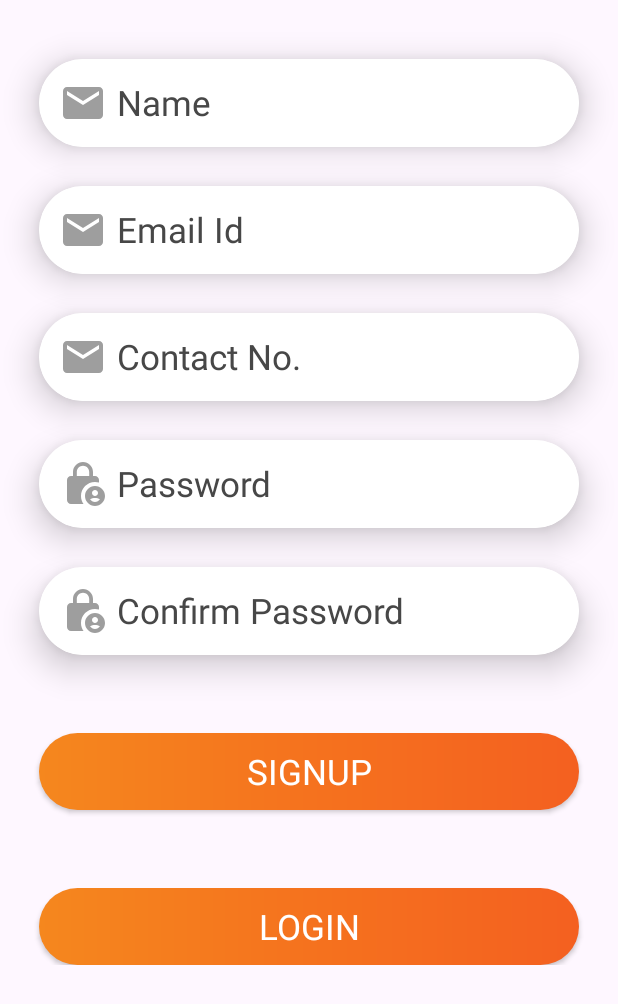
After one commit to sahetu/Internship_45d_Batch2, an Android app: the SignupActivity screen opened directly, with no data from a screen before it, on a phone screen of 412 x 824 dp. The commit adds this screen. Shown: the top 1004 px of the screen. Run offline under Robolectric (Android 15) with nearby library versions, the phone set to English and light mode, and no system bars; our stand-ins replace sdp/ssp sizes; Roboto replaces fonts that are not available here.

Commit message:
1st Aug Updated Code

```diff
--- /dev/null
+++ b/app/src/main/java/internship/batch2/SignupActivity.java
@@ -0,0 +1,81 @@
+package internship.batch2;
+
+import androidx.appcompat.app.AppCompatActivity;
+
+import android.os.Bundle;
+import android.view.View;
+import android.widget.Button;
+import android.widget.EditText;
+
+public class SignupActivity extends AppCompatActivity {
+
+    Button login,signup;
+    EditText name,email,contact, password,confirmPassword;
+
+    String emailPattern = "[a-zA-Z0-9._-]+@[a-z]+\\.+[a-z]+";
+
+    @Override
+    protected void onCreate(Bundle savedInstanceState) {
+        super.onCreate(savedInstanceState);
+        setContentView(R.layout.activity_signup);
+        login = findViewById(R.id.signup_login);
+
+        name = findViewById(R.id.signup_name);
+        email = findViewById(R.id.signup_email);
+        contact = findViewById(R.id.signup_contact);
+        password = findViewById(R.id.signup_password);
+        confirmPassword = findViewById(R.id.signup_confirm_password);
+
+        signup = findViewById(R.id.signup_signup);
+
+        login.setOnClickListener(new View.OnClickListener() {
+            @Override
+            public void onClick(View view) {
+                onBackPressed();
+            }
+        });
+
+        signup.setOnClickListener(new View.OnClickListener() {
+            @Override
+            public void onClick(View view) {
+                if(name.getText().toString().trim().equals("")){
+                    name.setError("Name Required");
+                }
+                else if (email.getText().toString().trim().equals("")) {
+                    email.setError("Email Id Required");
+                }
+                else if(!email.getText().toString().trim().matches(emailPattern)){
+                    email.setError("Invalid EMail Id");
+                }
+                else if(contact.getText().toString().trim().equals("")){
+                    contact.setError("Contact No. Required");
+                }
+                else if(contact.getText().toString().trim().length()<10){
+                    contact.setError("Valid Contact No. Required");
+                }
+                else if (password.getText().toString().trim().equals("")) {
+                    password.setError("Password Required");
+                }
+                else if (password.getText().toString().trim().length()<6) {
+                    password.setError("Min. 6 Char Password Required");
+                }
+                else if (confirmPassword.getText().toString().trim().equals("")) {
+                    confirmPassword.setError("Confirm Password Required");
+                }
+                else if (confirmPassword.getText().toString().trim().length()<6) {
+                    confirmPassword.setError("Min. 6 Char Confirm Password Required");
+                }
+                else if(!confirmPassword.getText().toString().trim().matches(password.getText().toString().trim())){
+                    confirmPassword.setError("Confirm Password Does Not Match");
+                }
+                else {
+                    System.out.println("Signup Successfully\nEmail:" + email.getText().toString() + "\nPassword:" + password.getText().toString());
+                    new CommonMethod(SignupActivity.this, "Signup Successfully");
+                    new CommonMethod(view,"Signup Successfully");
+                    //new CommonMethod(SignupActivity.this, HomeActivity.class);
+                    onBackPressed();
+                }
+            }
+        });
+    }
+}
--- /dev/null
+++ b/app/src/main/res/layout/activity_signup.xml
@@ -0,0 +1,155 @@
+<?xml version="1.0" encoding="utf-8"?>
+<ScrollView xmlns:android="http://schemas.android.com/apk/res/android"
+    xmlns:app="http://schemas.android.com/apk/res-auto"
+    xmlns:tools="http://schemas.android.com/tools"
+    android:layout_width="match_parent"
+    android:layout_height="match_parent"
+    tools:context=".MainActivity">
+
+    <RelativeLayout
+        android:layout_width="match_parent"
+        android:layout_height="match_parent">
+
+        <androidx.cardview.widget.CardView
+            android:id="@+id/signup_name_card"
+            android:layout_width="match_parent"
+            android:layout_height="wrap_content"
+            android:layout_marginHorizontal="@dimen/_20sdp"
+            android:layout_marginTop="@dimen/_30sdp"
+            app:cardCornerRadius="@dimen/_50sdp"
+            app:cardElevation="@dimen/_10sdp">
+
+            <EditText
+                android:id="@+id/signup_name"
+                style="@style/edit_18"
+                android:layout_width="match_parent"
+                android:layout_height="wrap_content"
+                android:background="@color/white"
+                android:drawableLeft="@drawable/email"
+                android:drawablePadding="@dimen/_5sdp"
+                android:hint="Name"
+                android:inputType="textPersonName"
+                android:padding="@dimen/_10sdp" />
+
+        </androidx.cardview.widget.CardView>
+
+        <androidx.cardview.widget.CardView
+            android:id="@+id/signup_email_card"
+            android:layout_width="match_parent"
+            android:layout_height="wrap_content"
+            android:layout_below="@id/signup_name_card"
+            android:layout_marginHorizontal="@dimen/_20sdp"
+            android:layout_marginTop="@dimen/_20sdp"
+            app:cardCornerRadius="@dimen/_50sdp"
+            app:cardElevation="@dimen/_10sdp">
+
+            <EditText
+                android:id="@+id/signup_email"
+                style="@style/edit_18"
+                android:layout_width="match_parent"
+                android:layout_height="wrap_content"
+                android:background="@color/white"
+                android:drawableLeft="@drawable/email"
+                android:drawablePadding="@dimen/_5sdp"
+                android:hint="Email Id"
+                android:inputType="textEmailAddress"
+                android:padding="@dimen/_10sdp" />
+
+        </androidx.cardview.widget.CardView>
+
+        <androidx.cardview.widget.CardView
+            android:id="@+id/signup_contact_card"
+            android:layout_width="match_parent"
+            android:layout_height="wrap_content"
+            android:layout_below="@id/signup_email_card"
+            android:layout_marginHorizontal="@dimen/_20sdp"
+            android:layout_marginTop="@dimen/_20sdp"
+            app:cardCornerRadius="@dimen/_50sdp"
+            app:cardElevation="@dimen/_10sdp">
+
+            <EditText
+                android:maxLength="10"
+                android:id="@+id/signup_contact"
+                style="@style/edit_18"
+                android:layout_width="match_parent"
+                android:layout_height="wrap_content"
+                android:background="@color/white"
+                android:drawableLeft="@drawable/email"
+                android:drawablePadding="@dimen/_5sdp"
+                android:hint="Contact No."
+                android:inputType="phone"
+                android:padding="@dimen/_10sdp" />
+
+        </androidx.cardview.widget.CardView>
+
+        <androidx.cardview.widget.CardView
+            android:id="@+id/signup_password_card"
+            android:layout_width="match_parent"
+            android:layout_height="wrap_content"
+            android:layout_below="@id/signup_contact_card"
+            android:layout_marginHorizontal="@dimen/_20sdp"
+            android:layout_marginTop="@dimen/_20sdp"
+            app:cardCornerRadius="@dimen/_50sdp"
+            app:cardElevation="@dimen/_10sdp">
+
+            <EditText
+                android:id="@+id/signup_password"
+                style="@style/edit_18"
+                android:layout_width="match_parent"
+                android:layout_height="wrap_content"
+                android:background="@color/white"
+                android:drawableLeft="@drawable/password"
+                android:drawablePadding="@dimen/_5sdp"
+                android:hint="Password"
+                android:inputType="textPassword"
+                android:padding="@dimen/_10sdp" />
+
+        </androidx.cardview.widget.CardView>
+
+        <androidx.cardview.widget.CardView
+            android:id="@+id/signup_confirm_password_card"
+            android:layout_width="match_parent"
+            android:layout_height="wrap_content"
+            android:layout_below="@id/signup_password_card"
+            android:layout_marginHorizontal="@dimen/_20sdp"
+            android:layout_marginTop="@dimen/_20sdp"
+            app:cardCornerRadius="@dimen/_50sdp"
+            app:cardElevation="@dimen/_10sdp">
+
+            <EditText
+                android:id="@+id/signup_confirm_password"
+                style="@style/edit_18"
+                android:layout_width="match_parent"
+                android:layout_height="wrap_content"
+                android:background="@color/white"
+                android:drawableLeft="@drawable/password"
+                android:drawablePadding="@dimen/_5sdp"
+                android:hint="Confirm Password"
+                android:inputType="textPassword"
+                android:padding="@dimen/_10sdp" />
+
+        </androidx.cardview.widget.CardView>
+
+
+        <Button
+            android:id="@+id/signup_signup"
+            style="@style/button_18"
+            android:layout_width="match_parent"
+            android:layout_height="wrap_content"
+            android:layout_below="@id/signup_confirm_password_card"
+            android:layout_marginHorizontal="@dimen/_20sdp"
+            android:layout_marginTop="@dimen/_40sdp"
+            android:text="Signup" />
+
+        <Button
+            android:id="@+id/signup_login"
+            style="@style/button_18"
+            android:layout_width="match_parent"
+            android:layout_height="wrap_content"
+            android:layout_below="@id/signup_signup"
+            android:layout_marginHorizontal="@dimen/_20sdp"
+            android:layout_marginTop="@dimen/_40sdp"
+            android:text="Login" />
+
+    </RelativeLayout>
+</ScrollView>
```
Also changed, not shown: app/src/main/AndroidManifest.xml (+7 -0 lines), app/src/main/java/internship/batch2/CommonMethod.java (added, +25 -0 lines), app/src/main/java/internship/batch2/HomeActivity.java (added, +14 -0 lines), app/src/main/java/internship/batch2/MainActivity.java (+38 -5 lines), app/src/main/res/layout/activity_home.xml (added, +9 -0 lines), app/src/main/res/layout/activity_main.xml (+11 -0 lines).
